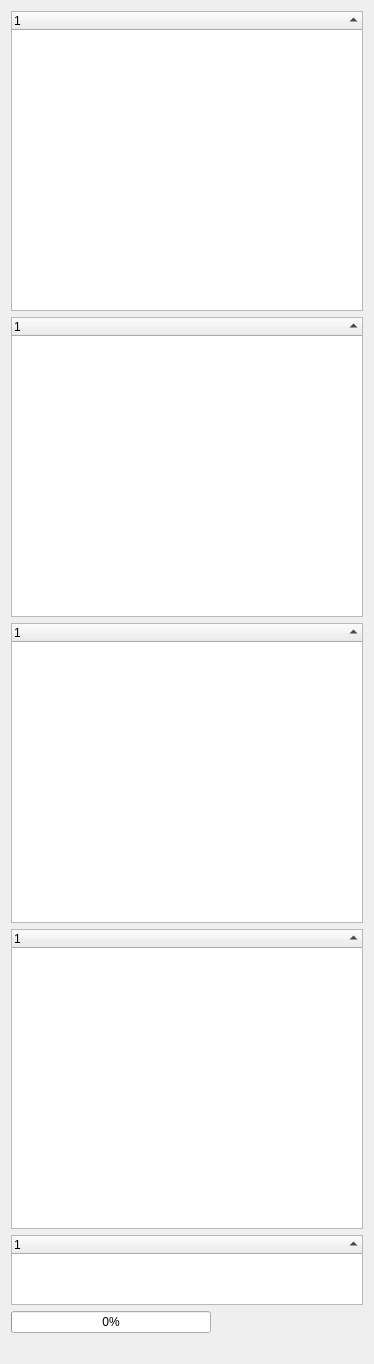
Old version of the form trunk/edr/src/plugins/communication/ui/CommunicationWidgetEx.ui in the repository mk4me/hm-mde-one.
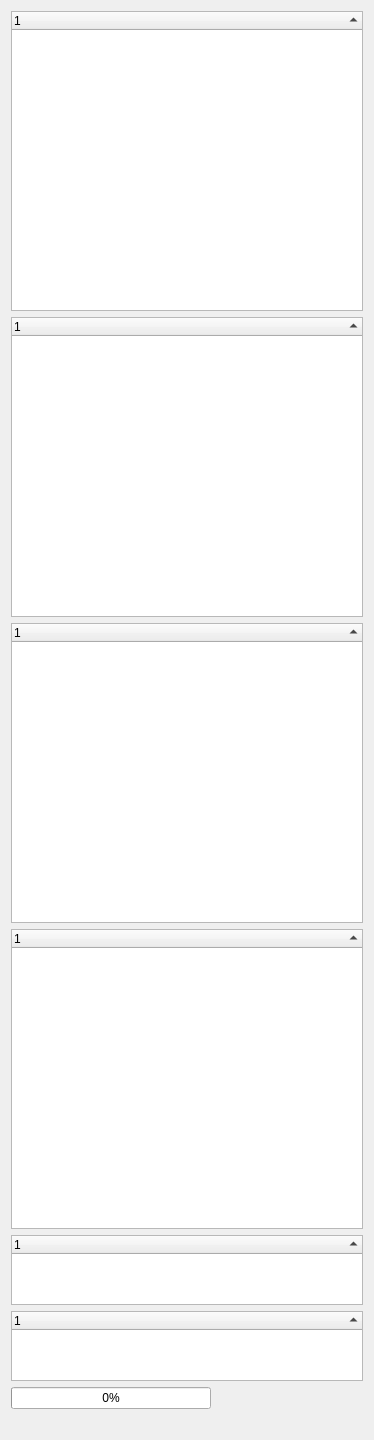
New version of the form.

Diff of the .ui file:
```diff
--- a/trunk/edr/src/plugins/communication/ui/CommunicationWidgetEx.ui
+++ b/trunk/edr/src/plugins/communication/ui/CommunicationWidgetEx.ui
@@ -119,6 +119,24 @@
      </column>
     </widget>
    </item>
+   <item>
+    <widget class="QTreeWidget" name="workspaceTrialView">
+     <property name="contextMenuPolicy">
+      <enum>Qt::CustomContextMenu</enum>
+     </property>
+     <property name="sortingEnabled">
+      <bool>true</bool>
+     </property>
+     <attribute name="headerShowSortIndicator" stdset="0">
+      <bool>true</bool>
+     </attribute>
+     <column>
+      <property name="text">
+       <string notr="true">1</string>
+      </property>
+     </column>
+    </widget>
+   </item>
    <item>
     <widget class="QProgressBar" name="progressBar">
      <property name="maximumSize">
```
Left out of the diff: 222 changed lines with no effect on the pictures.
